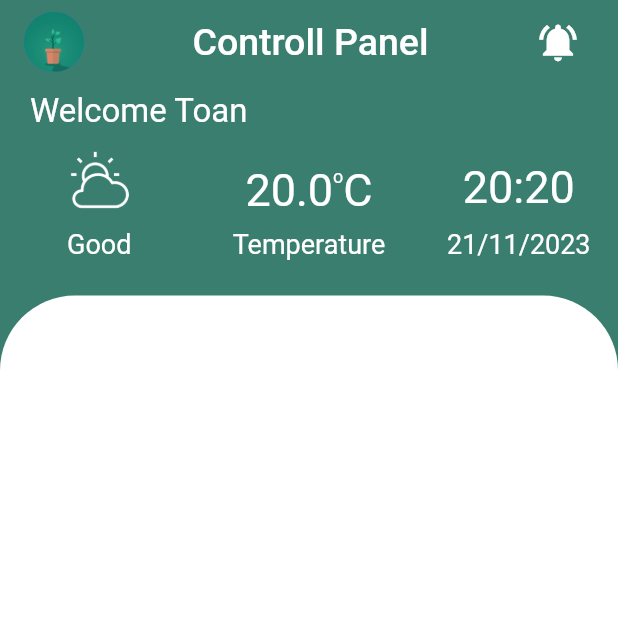
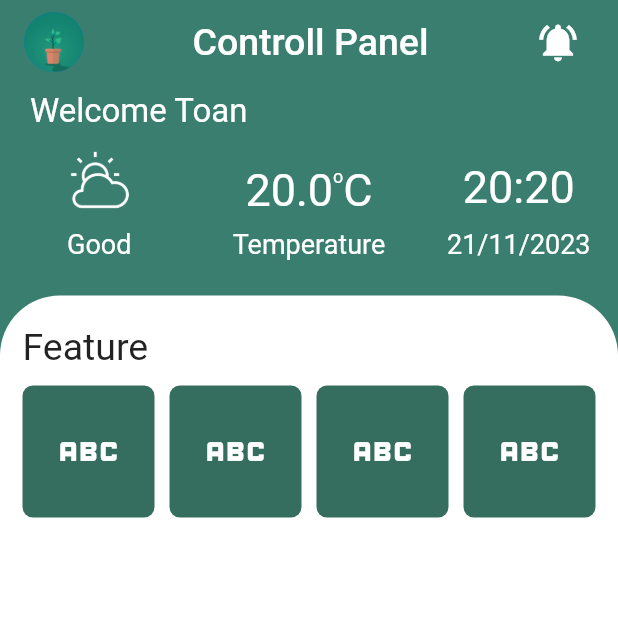
Before and after one commit to nguyenngocthach1403/House-Management-App, a Flutter app: the screen it shows after launch, on a phone screen of 412 x 824 dp, the top half of it. Run offline on Flutter 3.47's test engine with Material 2 defaults, Android fonts, the light colour scheme and no system bars; our stand-ins replace shared_preferences; missing offline and left inert: dart:ffi.

Commit message:
Them feature

```diff
--- /dev/null
+++ b/house_management_app/lib/views/feature.dart
@@ -0,0 +1,22 @@
+import 'package:flutter/material.dart';
+
+class Feature extends StatelessWidget {
+  const Feature({super.key, required this.icon});
+  final IconData icon;
+  @override
+  Widget build(BuildContext context) {
+    return Container(
+      margin: const EdgeInsets.fromLTRB(5, 0, 5, 0),
+      width: MediaQuery.of(context).size.width / 4 - 3 * 5,
+      height: MediaQuery.of(context).size.width / 4 - 3 * 5,
+      decoration: const BoxDecoration(
+          color: Color.fromRGBO(53, 110, 95, 1),
+          borderRadius: BorderRadius.all(Radius.circular(7))),
+      child: Icon(
+        icon,
+        color: Colors.white,
+        size: 50,
+      ),
+    );
+  }
+}
--- a/house_management_app/lib/views/home_page.dart
+++ b/house_management_app/lib/views/home_page.dart
@@ -2,6 +2,7 @@ import 'package:flutter/material.dart';
 import 'package:flutter/src/widgets/framework.dart';
 import 'package:flutter/src/widgets/placeholder.dart';
 import 'package:house_management_app/custom_scaffold/weather.dart';
+import 'package:house_management_app/views/feature.dart';
 
 class HomeScreen extends StatefulWidget {
   const HomeScreen({super.key});
@@ -11,6 +12,7 @@ class HomeScreen extends StatefulWidget {
 }
 
 class _HomeScreenState extends State<HomeScreen> {
+  List<Feature> featureLst = List.filled(5, Feature(icon: Icons.abc));
   @override
   Widget build(BuildContext context) {
     return Scaffold(
@@ -82,8 +84,53 @@ class _HomeScreenState extends State<HomeScreen> {
                 decoration: const BoxDecoration(
                     color: Colors.white,
                     borderRadius: BorderRadius.only(
-                        topLeft: Radius.circular(50),
-                        topRight: Radius.circular(50))),
+                        topLeft: Radius.circular(40),
+                        topRight: Radius.circular(40))),
+                child: Column(
+                  children: [
+                    Container(
+                      width: MediaQuery.of(context).size.width,
+                      child: const Padding(
+                        padding: EdgeInsets.fromLTRB(15, 20, 0, 5),
+                        child: Text(
+                          "Feature",
+                          style: TextStyle(fontSize: 25),
+                        ),
+                      ),
+                    ),
+                    Padding(
+                        padding: const EdgeInsets.fromLTRB(5, 0, 5, 0),
+                        // child: Row(
+                        //   mainAxisAlignment: MainAxisAlignment.spaceAround,
+                        //   children: [
+
+                        //     // Feature(
+                        //     //   icon: Icons.wifi,
+                        //     // ),
+                        //     // Feature(
+                        //     //   icon: Icons.alarm,
+                        //     // ),
+                        //     // Feature(icon: Icons.account_circle_outlined),
+                        //     // Feature(icon: Icons.wifi_tethering),
+                        //   ],
+                        // ),
+                        child: Container(
+                          padding: const EdgeInsets.fromLTRB(5, 0, 5, 0),
+                          color: Colors.transparent,
+                          width: MediaQuery.of(context).size.width,
+                          height: 100,
+                          child: ListView(
+                            scrollDirection: Axis.horizontal,
+                            children: [
+                              Row(
+                                children: List.generate(featureLst.length,
+                                    (index) => featureLst[index]),
+                              )
+                            ],
+                          ),
+                        ))
+                  ],
+                ),
               ))
             ],
           ),
```
